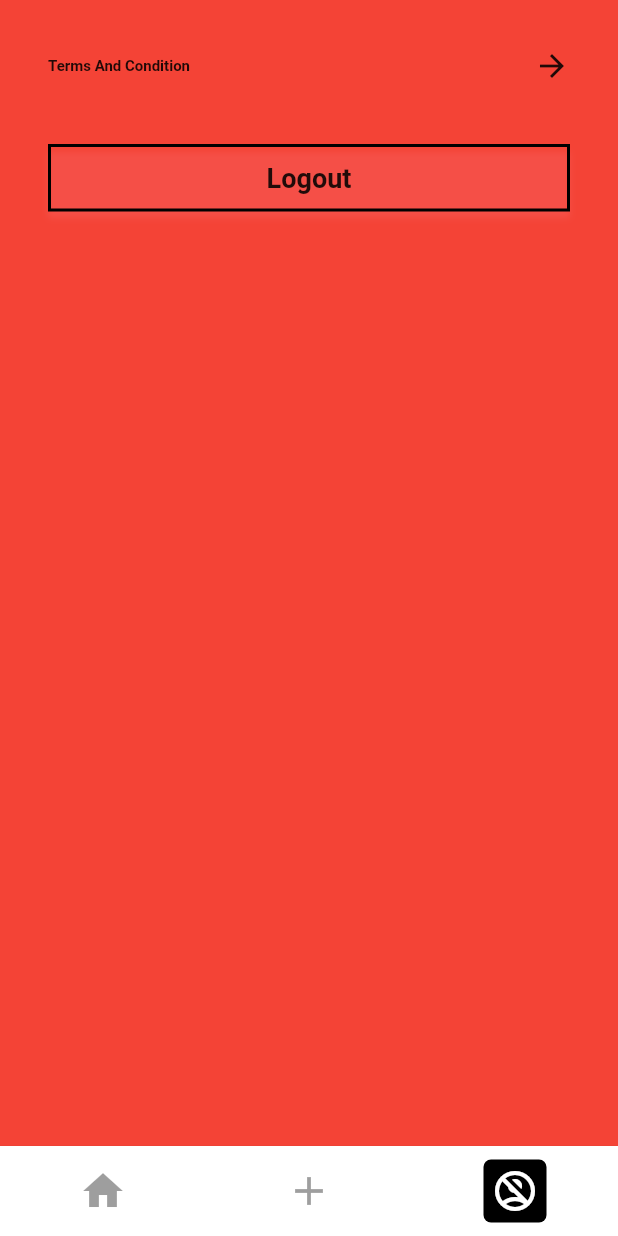
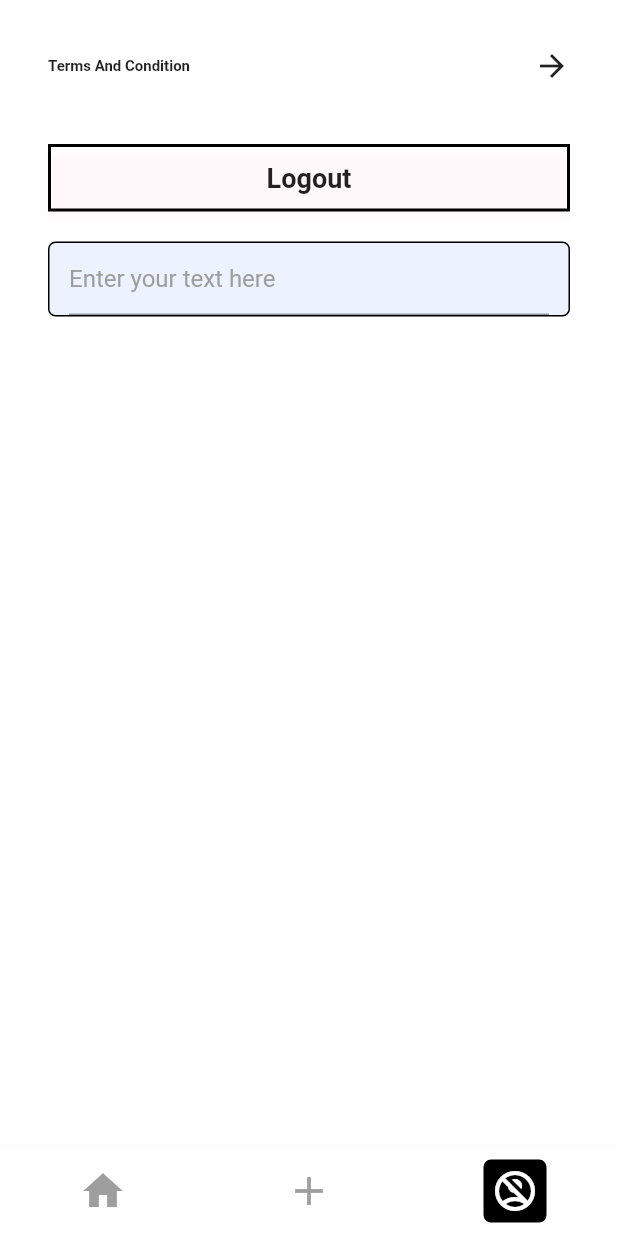
Before and after one commit to savagecarol/event_app, a Flutter app: the screen it shows after launch, item 3 of the bottom bar chosen, on a phone screen of 412 x 824 dp. Run offline on Flutter 3.47's test engine with Material 2 defaults, Android fonts, the phone set to English and light mode, and no system bars; Roboto replaces fonts that are missing (Montserrat).

Commit message:
Added the custom-text-field

```diff
--- /dev/null
+++ b/lib/presentation/components/custom_text_field.dart
@@ -0,0 +1,52 @@
+import 'package:flutter/material.dart';
+
+// Doubt: How to get the boiler plate code for StateLessWidget and all
+
+class CustomTextField extends StatelessWidget {
+  final String defaultText;
+  final TextInputType textInputType;
+  final bool characterLimitAvailable;
+  final int charactersLimit;
+  final Color borderColor;
+  final bool borderAvailale;
+  final Color backgroundColor;
+  final bool boxShadowAvailable;
+
+  const CustomTextField(
+      {super.key,
+      this.defaultText = "Enter your text here",
+      this.textInputType = TextInputType.text,
+      this.characterLimitAvailable = false,
+      this.charactersLimit = 0,
+      this.borderAvailale = true,
+      this.borderColor = Colors.black,
+      this.backgroundColor = Colors.transparent,
+      this.boxShadowAvailable = true});
+
+  @override
+  Widget build(BuildContext context) {
+    //Doubt even though the textType is numbers but what if i enter text via my keyboard
+    return Container(
+      decoration: BoxDecoration(
+          border: (borderAvailale) ? Border.all(color: Colors.black) : Border.all(color: Colors.transparent),
+          borderRadius: const BorderRadius.all(Radius.circular(5)),
+          boxShadow: [
+            BoxShadow(
+              color: backgroundColor,
+              blurStyle: BlurStyle.normal
+            ),
+          ]),
+      child: Container(
+        padding: const EdgeInsets.symmetric(horizontal: 13.0),
+        child: TextFormField(
+          maxLength: (characterLimitAvailable) ? charactersLimit : null,
+          keyboardType: textInputType,
+          textAlign: TextAlign.start,
+          decoration: InputDecoration(
+            hintText: defaultText,
+            hintStyle: const TextStyle(color: Colors.grey),
+          )),
+      )
+    );
+  }
+}
--- a/lib/presentation/pages/profile.dart
+++ b/lib/presentation/pages/profile.dart
@@ -1,4 +1,5 @@
 import 'package:event_app/presentation/components/custom_button.dart';
+import 'package:event_app/presentation/components/custom_text_field.dart';
 import 'package:event_app/utils/colors_constants.dart';
 import 'package:flutter/material.dart';
 import 'package:flutter/src/widgets/container.dart';
@@ -18,7 +19,7 @@ class _ProfileState extends State<Profile> {
   @override
   Widget build(BuildContext context) {
     return Container(
-      color: Colors.red,
+      color: Colors.white,
       padding: const EdgeInsets.all(32),
       child: SingleChildScrollView(
         child: Column(
@@ -58,6 +59,14 @@ class _ProfileState extends State<Profile> {
               labelText: "Logout",
               isLoading: isLgOutButtonLoading,
             )
+          ,
+
+                      SizedBox(height: 20),
+
+          CustomTextField(
+            textInputType: TextInputType.number,
+            backgroundColor: Colors.blueAccent.withOpacity(.1),
+          )
           ],
         ),
 
```
